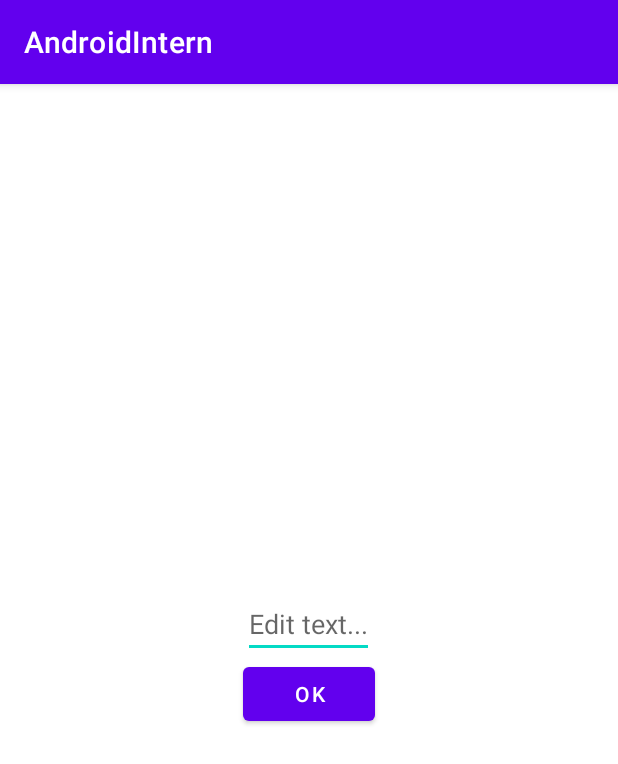
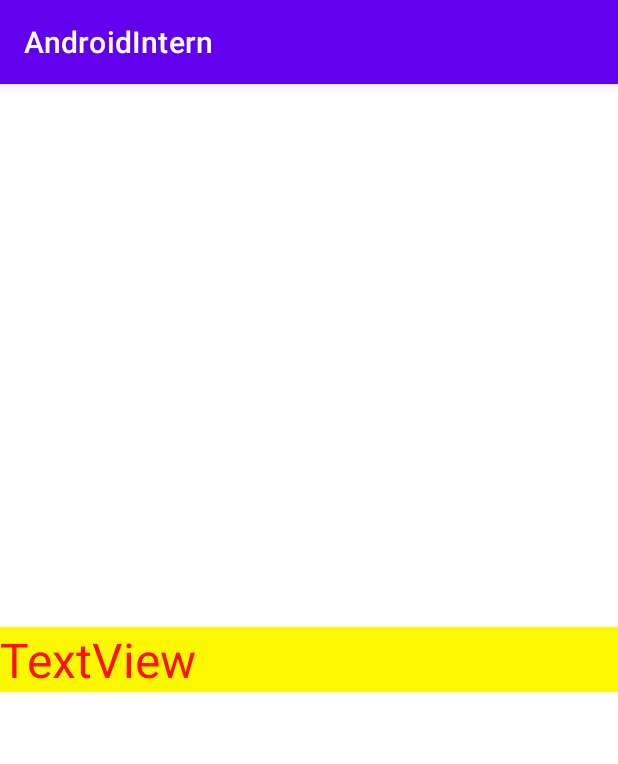
Before and after one commit to alex-ivankova766/AndroidIntern, an Android app: the screen it shows after launch (MainActivity), on a phone screen of 412 x 824 dp. Shown: the top 764 px of the screen. Run offline under Robolectric (Android 15) with nearby library versions, the phone set to English and light mode, and no system bars; our stand-ins replace Timber.

Commit message:
Task 6 выполнено

```diff
--- a/app/src/main/java/com/example/androidintern/MainActivity.kt
+++ b/app/src/main/java/com/example/androidintern/MainActivity.kt
@@ -1,22 +1,11 @@
 package com.example.androidintern
 
 import android.os.Bundle
-import android.widget.Button
-import android.widget.EditText
 import androidx.appcompat.app.AppCompatActivity
-import timber.log.Timber
-
-private const val LOG_TAG = "MY LOG"
 
 class MainActivity : AppCompatActivity() {
     override fun onCreate(savedInstanceState: Bundle?) {
         super.onCreate(savedInstanceState)
         setContentView(R.layout.activity_main)
-        val editText = findViewById<EditText>(R.id.editText)
-        val button = findViewById<Button>(R.id.button_ok)
-        button.setOnClickListener {
-            val someText = editText.text.toString()
-            Timber.tag(LOG_TAG).d("someText: $someText")
         }
-    }
 }
--- a/app/src/main/res/layout/activity_main.xml
+++ b/app/src/main/res/layout/activity_main.xml
@@ -4,19 +4,15 @@
     android:layout_width="match_parent"
     android:layout_height="match_parent"
     android:gravity="center"
-    android:orientation="vertical"
     tools:context=".MainActivity">
 
-    <EditText
-        android:id="@+id/editText"
-        android:layout_width="wrap_content"
+    <TextView
+        android:id="@+id/textView"
+        android:textSize="32sp"
+        android:textColor="@color/red"
+        android:background="@color/yellow"
+        android:layout_width="0dp"
         android:layout_height="wrap_content"
-        android:hint="@string/edit_text" />
-
-    <Button
-        android:id="@+id/button_ok"
-        android:layout_width="wrap_content"
-        android:layout_height="wrap_content"
-        android:text="@string/ok" />
-
+        android:layout_weight="1"
+        android:text="@string/text_view" />
 </LinearLayout>
--- a/app/src/main/res/values/strings.xml
+++ b/app/src/main/res/values/strings.xml
@@ -1,5 +1,6 @@
 <resources>
     <string name="app_name">AndroidIntern</string>
-    <string name="edit_text">Edit text...</string>
-    <string name="ok">OK</string>
+    <string name="text_view">TextView</string>
+    <color name="red">#ff1100</color>
+    <color name="yellow">#fcf800</color>
 </resources>
```
